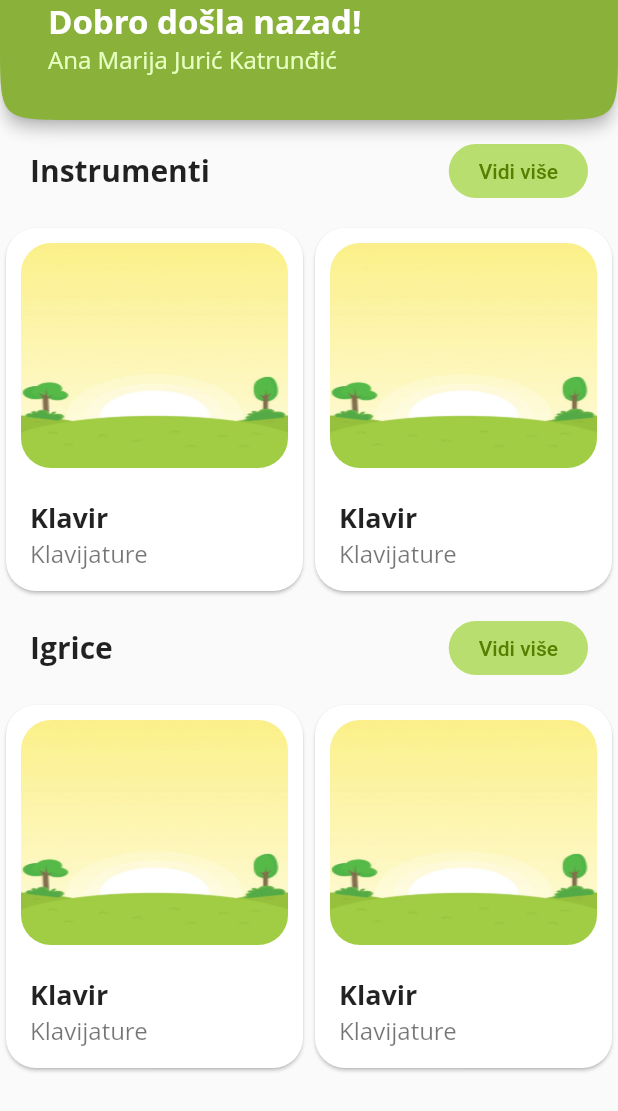
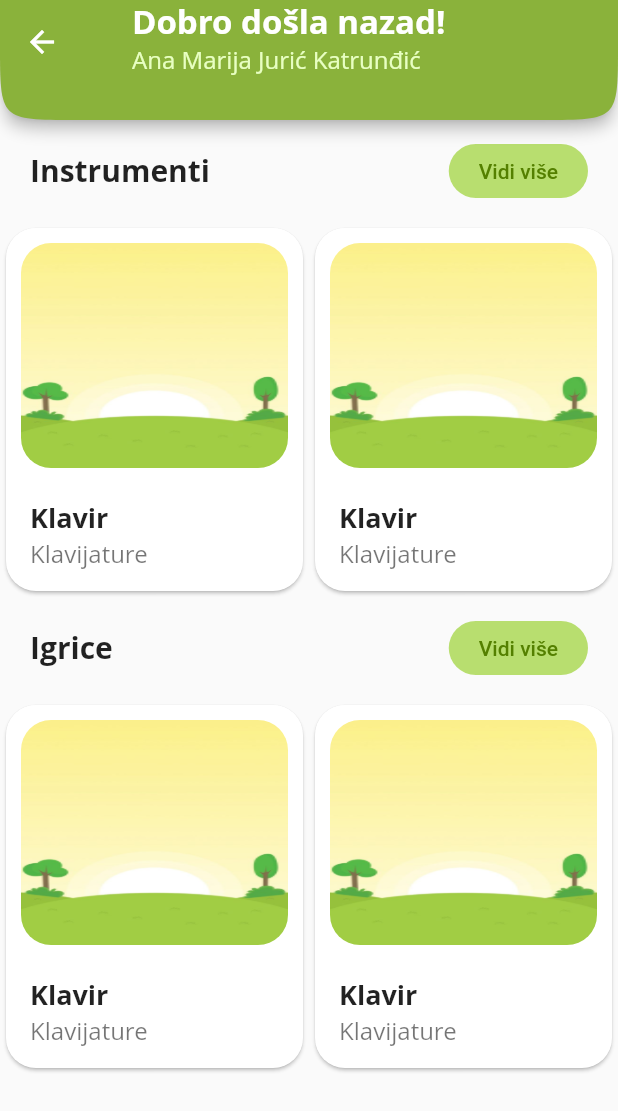
Before and after one commit to ekus1/tune_hop_app, a Flutter app: the HomePage screen opened directly, on a phone screen of 412 x 824 dp. Shown: the top 1111 px of the screen. Run offline on Flutter 3.47's test engine with Material 2 defaults, Android fonts, the phone set to English and light mode, and no system bars; Roboto replaces fonts that are missing (Open Sans).

Commit message:
TuneHop - added basic routing

```diff
--- a/lib/components/button/more_button.dart
+++ b/lib/components/button/more_button.dart
@@ -1,6 +1,6 @@
 import 'package:flutter/material.dart';
 
-TextButton moreButton({required String text}) {
+TextButton moreButton(context, {required String text, required String route}) {
   return TextButton(
     child: Text(text),
     style: TextButton.styleFrom(
@@ -11,6 +11,6 @@
       ),
       padding: const EdgeInsets.only(left: 20.0, right: 20.0)
     ),
-    onPressed: () { },
+    onPressed: () { Navigator.pushNamed(context, route); },
   );
 }
--- a/lib/components/title/title_with_button.dart
+++ b/lib/components/title/title_with_button.dart
@@ -1,7 +1,7 @@
 import 'package:flutter/cupertino.dart';
 import 'package:tune_hop_app/components/button/more_button.dart';
 
-Container titleWithButton({required String title, required String buttonText}) {
+Container titleWithButton(context, {required String title, required String buttonText, required String route}) {
   return Container(
     margin: const EdgeInsets.symmetric(vertical: 10.0, horizontal: 20.0),
     child: Row(
@@ -15,7 +15,7 @@
               fontWeight: FontWeight.bold,
             ),
           ),
-          moreButton(text: buttonText)
+          moreButton(context, text: buttonText, route: route)
         ]
     )
   );
--- a/lib/pages/home_page.dart
+++ b/lib/pages/home_page.dart
@@ -17,7 +17,7 @@
       body: SingleChildScrollView(
         child: Column(
           children: [
-            titleWithButton(title: 'Instrumenti', buttonText: 'Vidi više'),
+            titleWithButton(context, title: 'Instrumenti', buttonText: 'Vidi više', route: '/instruments'),
             SizedBox (
               height: 250.0,
               child: ListView(
@@ -29,7 +29,7 @@
                 ],
               ),
             ),
-            titleWithButton(title: 'Igrice', buttonText: 'Vidi više'),
+            titleWithButton(context, title: 'Igrice', buttonText: 'Vidi više', route: '/games'),
             SizedBox (
               height: 250.0,
               child: ListView(
--- a/lib/pages/instruments_page.dart
+++ b/lib/pages/instruments_page.dart
@@ -19,7 +19,7 @@
           crossAxisAlignment: CrossAxisAlignment.stretch,
           children: [
             SizedBox (
-              height: double.infinity,
+              height: double.maxFinite,
               child: ListView(
                 scrollDirection: Axis.vertical,
                 children: [
```
Also changed, not shown: lib/components/header/header_default_page.dart (+0 -7 lines), lib/main.dart (+9 -5 lines).
